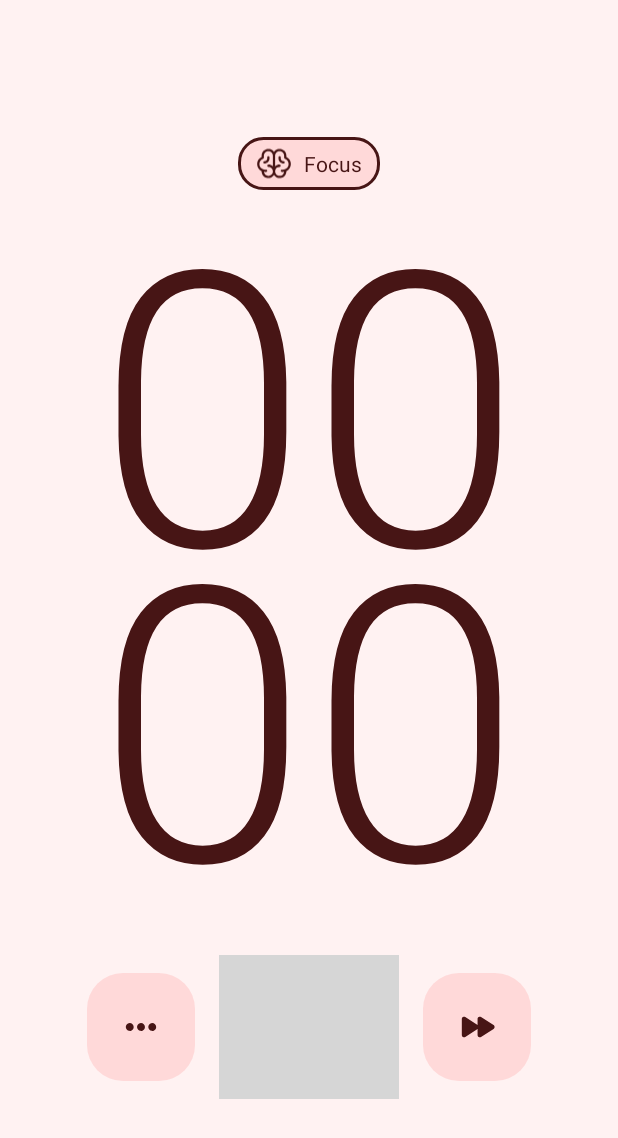
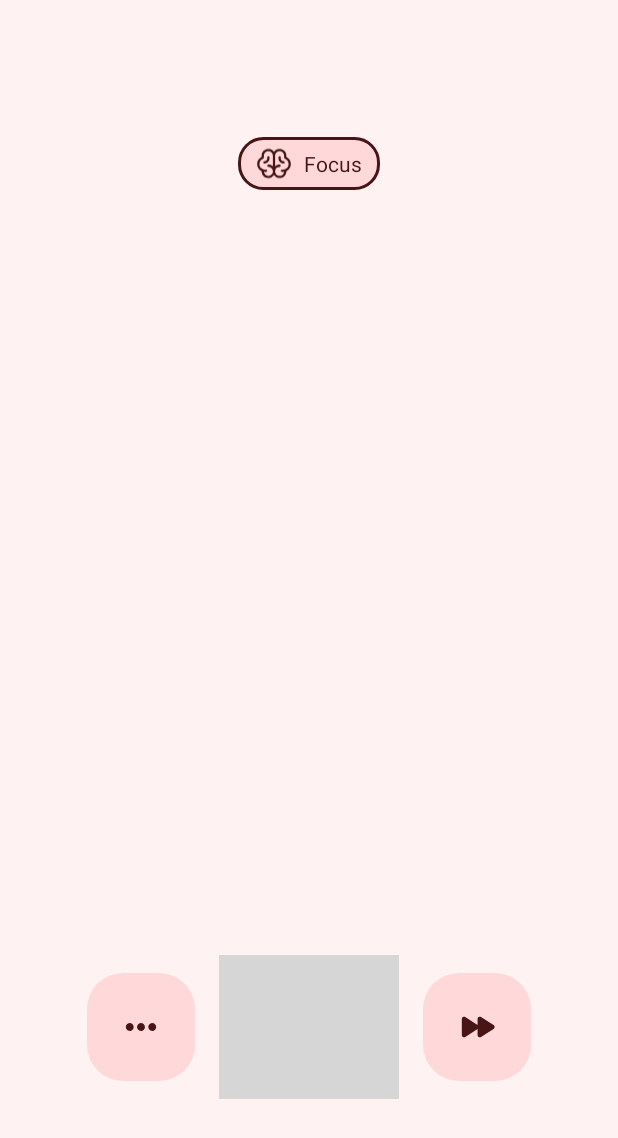
Before and after one commit to gabrielrochamd/Pomodoro, an Android app: the layout activity_main.xml on its own in the app's theme, with its tools: preview values and no code run, on a phone screen of 412 x 824 dp. Shown: the top 1138 px of the screen. Run offline under Robolectric (Android 15) with nearby library versions, the phone set to English and light mode, and no system bars; grey boxes are pictures that could not be loaded.

Commit message:
Remove sample string

```diff
--- a/app/src/main/res/layout/activity_main.xml
+++ b/app/src/main/res/layout/activity_main.xml
@@ -33,7 +33,6 @@
         android:includeFontPadding="false"
         android:lineSpacingMultiplier="0.7"
         android:lines="2"
-        android:text="00\n00"
         android:textSize="256sp" />
 
     <LinearLayout
```
